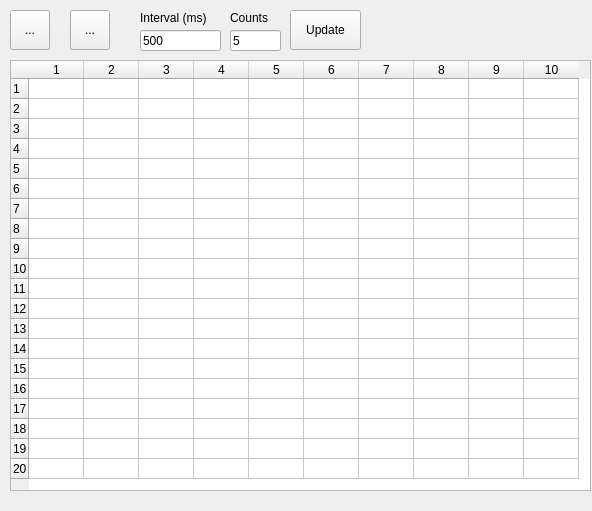
First picture: the form in ui/experiment_window.ui, repository alchem0x2A/SGI, before the edit.
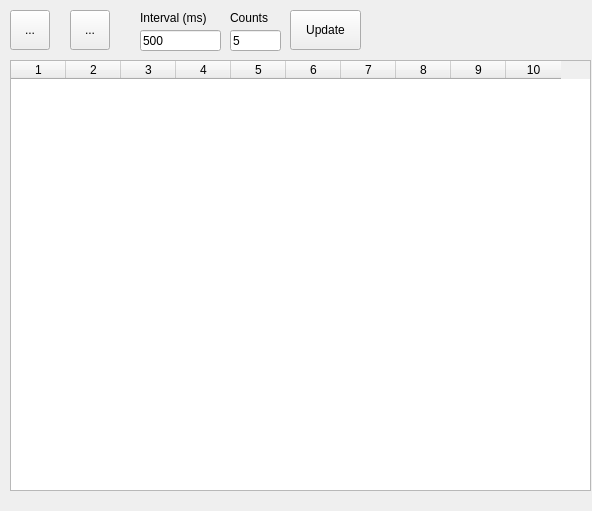
Second picture: the form after the edit. Icons and pictures are not drawn.

Commit message: Try with updating table size

Patch:
```diff
--- a/ui/experiment_window.ui
+++ b/ui/experiment_window.ui
@@ -23,7 +23,7 @@
     </rect>
    </property>
    <property name="rowCount">
-    <number>20</number>
+    <number>0</number>
    </property>
    <property name="columnCount">
     <number>10</number>
@@ -37,26 +37,6 @@
    <attribute name="verticalHeaderDefaultSectionSize">
     <number>20</number>
    </attribute>
-   <row/>
-   <row/>
-   <row/>
-   <row/>
-   <row/>
-   <row/>
-   <row/>
-   <row/>
-   <row/>
-   <row/>
-   <row/>
-   <row/>
-   <row/>
-   <row/>
-   <row/>
-   <row/>
-   <row/>
-   <row/>
-   <row/>
-   <row/>
    <column/>
    <column/>
    <column/>
```
The commit also changes 2 other files.
